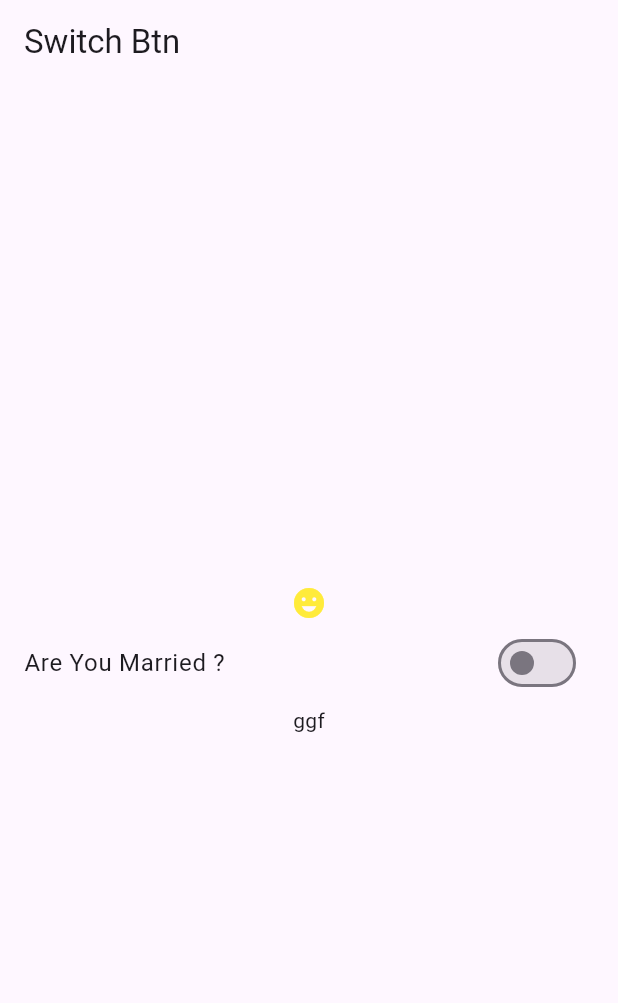
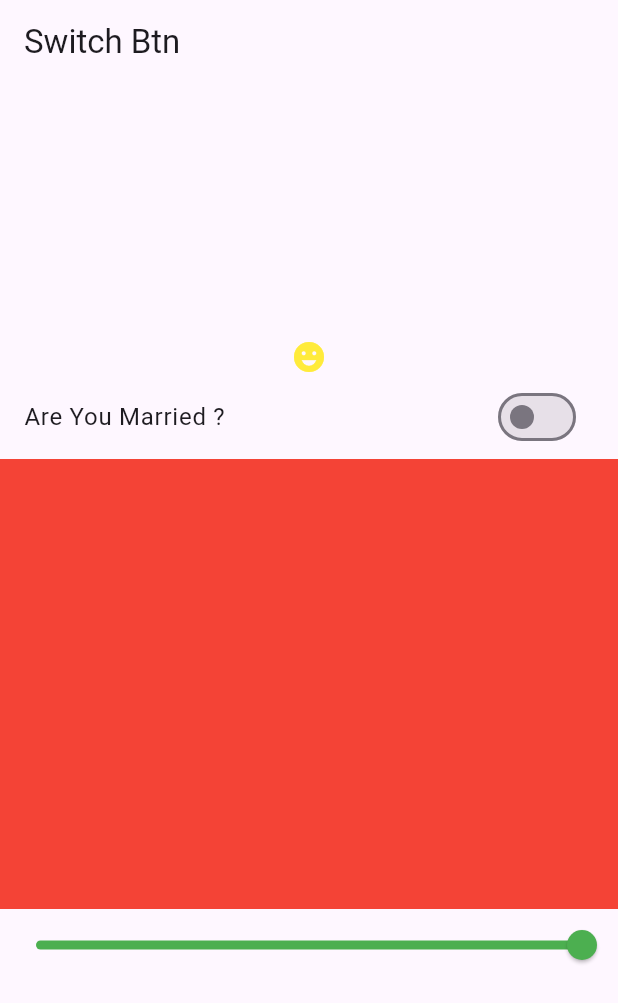
Before and after one commit to fahad-islam1/bloc-statemangement, a Flutter app: the screen it shows after launch, on a phone screen of 412 x 824 dp. Shown: the top 1003 px of the screen. Run offline on Flutter 3.47's test engine with Material 3 defaults, Android fonts, the phone set to English and light mode, and no system bars; our stand-ins replace bloc, equatable, flutter_bloc.

Commit message:
slider  bloc

```diff
--- /dev/null
+++ b/lib/bloc/slider/slider_bloc.dart
@@ -0,0 +1,21 @@
+import 'package:bloc/bloc.dart';
+import 'package:equatable/equatable.dart';
+import 'package:meta/meta.dart';
+
+part 'slider_event.dart';
+part 'slider_state.dart';
+
+class SliderBloc extends Bloc<SliderEvent, SliderState> {
+  SliderBloc() : super(SliderState()) {
+    on<SliderEvent>((_sliderChange));
+
+
+  }
+  void _sliderChange(SliderEvent event, Emitter<SliderState> emit) {
+
+      emit(state.copyWith(sliderValues: event.sliderValue));
+
+  }
+
+
+}
--- /dev/null
+++ b/lib/bloc/slider/slider_event.dart
@@ -0,0 +1,9 @@
+part of 'slider_bloc.dart';
+ class SliderEvent  extends Equatable{
+double sliderValue;
+
+    SliderEvent({required this.sliderValue});
+  @override
+
+  List<Object?> get props => [sliderValue];
+}
--- /dev/null
+++ b/lib/bloc/slider/slider_state.dart
@@ -0,0 +1,14 @@
+part of 'slider_bloc.dart';
+
+ class SliderState extends Equatable{
+
+
+   double sliderValue;
+   SliderState({this.sliderValue=1.0});
+   SliderState copyWith({double? sliderValues}){
+     return SliderState(sliderValue: sliderValues?? sliderValue);
+   }
+  @override
+
+  List<Object?> get props => [sliderValue];
+}
--- a/lib/bloc/switch/switch_state.dart
+++ b/lib/bloc/switch/switch_state.dart
@@ -13,5 +13,5 @@ part of 'switch_bloc.dart';
 
 // final class SwitchInitial extends SwitchState {
 //   @override
-//   List<Object> get props => [];
+//   List<Object> get proaps => [];
 // }
--- a/lib/main.dart
+++ b/lib/main.dart
@@ -4,6 +4,7 @@ import 'package:counter_app/ui/switch_btn/switch_btn.dart';
 import 'package:flutter/material.dart';
 import 'package:flutter_bloc/flutter_bloc.dart';
 
+import 'bloc/slider/slider_bloc.dart';
 import 'bloc/switch/switch_bloc.dart';
 
 void main() {
@@ -18,7 +19,10 @@ class MyApp extends StatelessWidget {
   Widget build(BuildContext context) {
     return MultiBlocProvider(providers: [
         BlocProvider(create: (_)=> CounterBloc(),
-    ),     BlocProvider(create: (_)=> SwitchBloc(),
+    ),
+      BlocProvider(create: (_)=> SwitchBloc(),
+    ),
+      BlocProvider(create: (_)=> SliderBloc(),
     ),
     ],     child:  MaterialApp(
       title: 'Flutter Demo',
--- a/lib/ui/switch_btn/switch_btn.dart
+++ b/lib/ui/switch_btn/switch_btn.dart
@@ -1,3 +1,4 @@
+import 'package:counter_app/bloc/slider/slider_bloc.dart';
 import 'package:flutter/material.dart';
 import 'package:flutter_bloc/flutter_bloc.dart';
 
@@ -20,16 +21,17 @@ class SwitchBtn extends StatelessWidget {
         children: [
 
 
-
-
           BlocBuilder<SwitchBloc, SwitchState>(
             builder: (context, state) {
               return Column(
                 children: [
-                  state.isSwitchOn ?Icon(Icons.warning, color: Colors.red,): Icon(Icons.emoji_emotions, color: Colors.yellow,),
+                  state.isSwitchOn
+                      ? Icon(Icons.warning, color: Colors.red,)
+                      : Icon(Icons.emoji_emotions, color: Colors.yellow,),
                   SwitchListTile(value: state.isSwitchOn,
                     onChanged: (val) {
-                   context.read<SwitchBloc>().add(SwitchEventOnOff());
+                    print('onoff value');
+                      context.read<SwitchBloc>().add(SwitchEventOnOff());
                     },
                     title: Text('Are You Married ?'),),
                 ],
@@ -37,7 +39,30 @@ class SwitchBtn extends StatelessWidget {
             },
 
           ),
-          Text('ggf')
+
+          BlocBuilder<SliderBloc, SliderState>(
+            builder: (context, state) {
+              return Container(
+                width: double.infinity,
+                height: 300,
+                color: Colors.red.withOpacity(state.sliderValue),
+
+              );
+            },
+          ),
+
+          BlocBuilder<SliderBloc, SliderState>(
+            builder: (context, state) {
+              return Slider(value:state.sliderValue, onChanged: (val) {
+
+                print('sliderValue');
+context.read<SliderBloc>().add(SliderEvent(sliderValue: val));
+
+              },
+                  activeColor: Colors.green
+              );
+            },
+          )
 
         ],
       ),
--- a/pubspec.yaml
+++ b/pubspec.yaml
@@ -38,6 +38,7 @@ dependencies:
   flutter_bloc: ^8.1.6
   bloc: ^8.1.4
   equatable: ^2.0.5
+  image_picker: ^1.1.2
 
 
 dev_dependencies:
```
Also changed, not shown: pubspec.lock.
